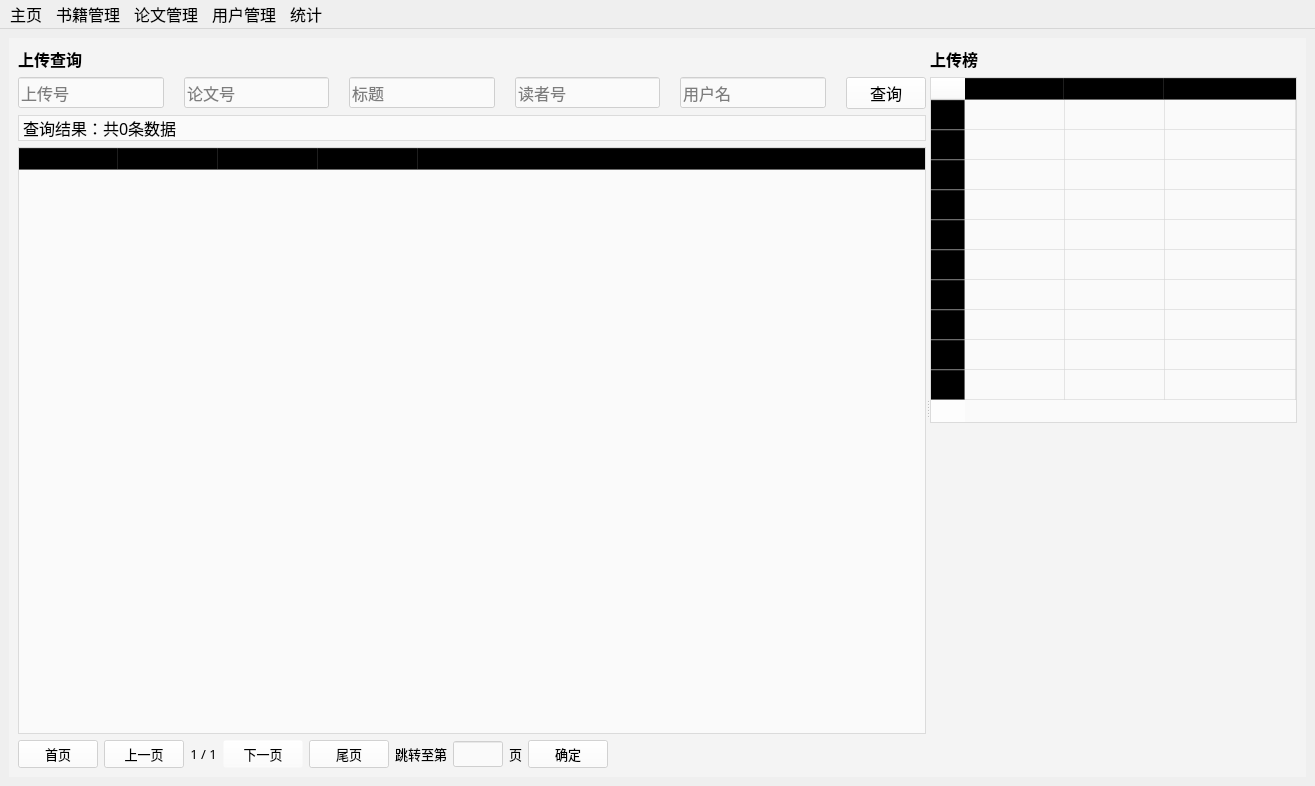
sophiefy/WHU-MMS, file admin/frontend/mainWin.ui: the form before one commit.
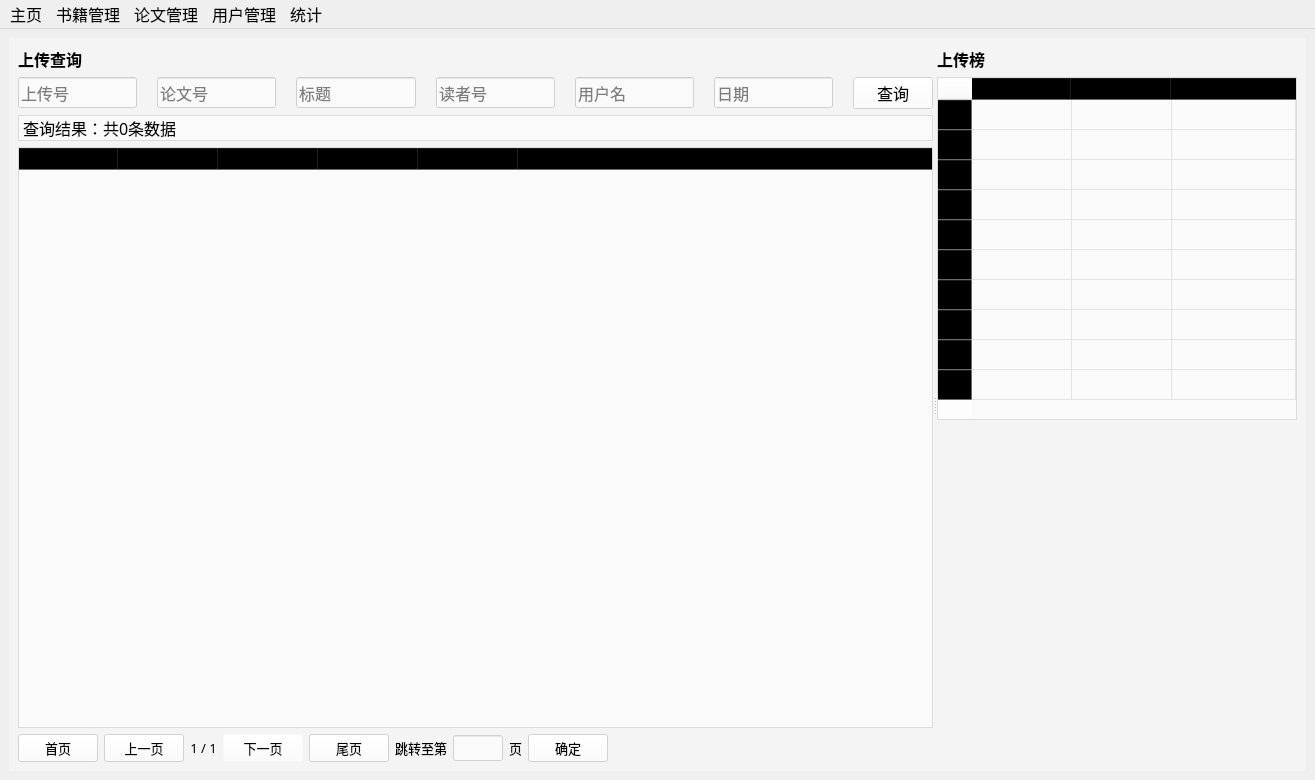
The form after the commit. The open tabs and pages were chosen to show the change. Icons and pictures are not drawn.

Commit message: upload paper data

Patch:
```diff
--- a/admin/frontend/mainWin.ui
+++ b/admin/frontend/mainWin.ui
@@ -7,7 +7,7 @@
     <x>0</x>
     <y>0</y>
     <width>1315</width>
-    <height>786</height>
+    <height>780</height>
    </rect>
   </property>
   <property name="font">
@@ -2424,6 +2424,22 @@
                 </property>
                </widget>
               </item>
+              <item>
+               <widget class="QLineEdit" name="searchUploadDateEdit">
+                <property name="font">
+                 <font>
+                  <family>微软雅黑</family>
+                  <pointsize>12</pointsize>
+                 </font>
+                </property>
+                <property name="styleSheet">
+                 <string notr="true">background-color: rgba(255, 255, 255, 150);</string>
+                </property>
+                <property name="placeholderText">
+                 <string>日期</string>
+                </property>
+               </widget>
+              </item>
               <item>
                <widget class="QPushButton" name="searchUploadBtn">
                 <property name="font">
@@ -2509,6 +2525,11 @@
                 <string>用户名</string>
                </property>
               </column>
+              <column>
+               <property name="text">
+                <string>日期</string>
+               </property>
+              </column>
              </widget>
             </item>
             <item>
```
Left out of the diff: 23 changed lines with no effect on the pictures. The commit also changes 21 other files.
